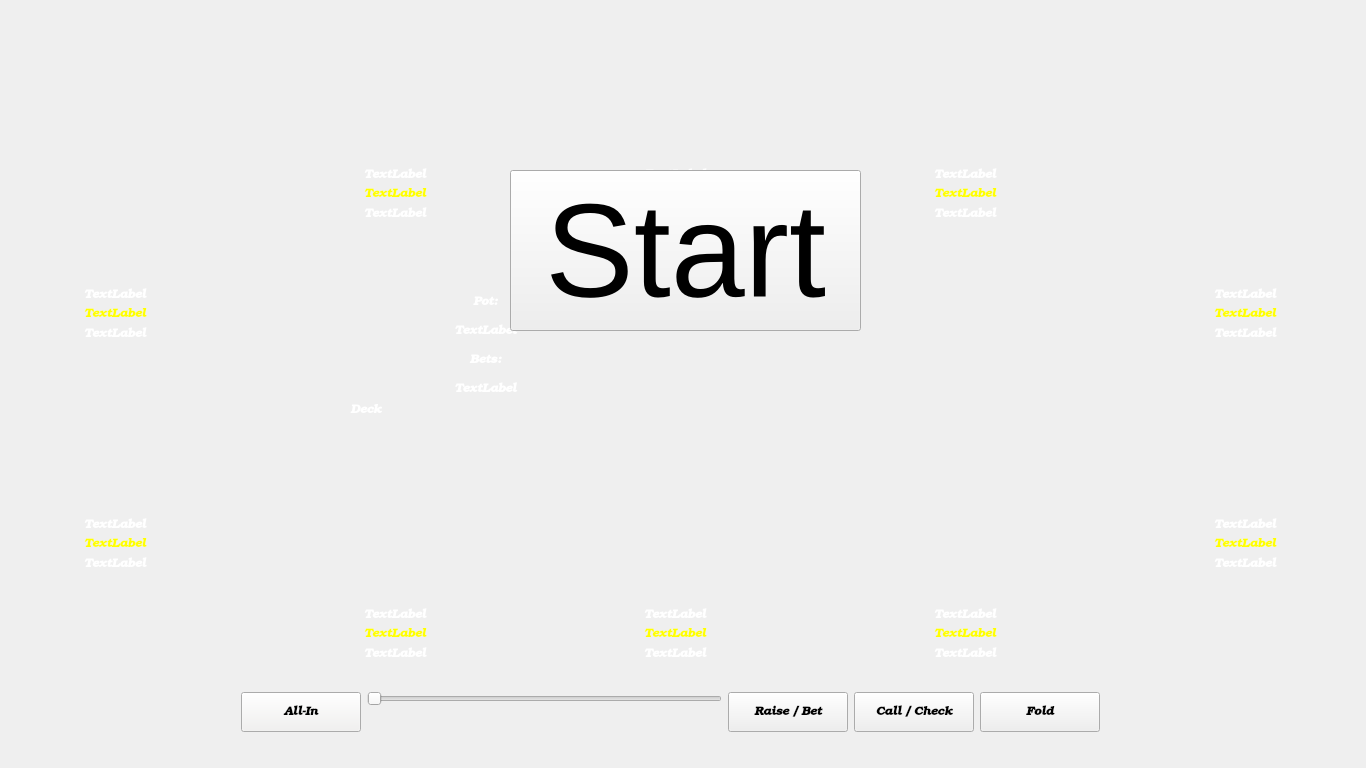
Qt form mainwindow.ui (maxkolotilin/Holding-cards) before a commit.
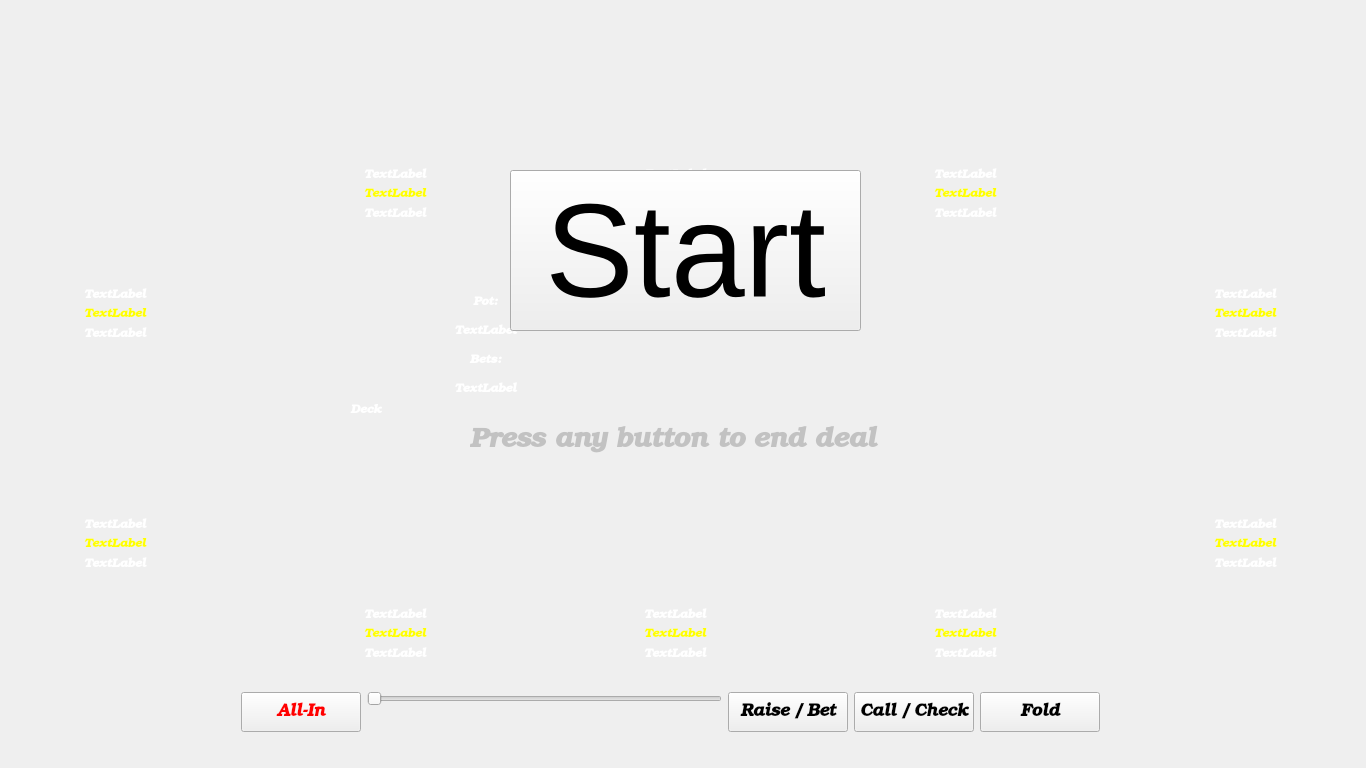
The same form after that commit.

```diff
--- a/mainwindow.ui
+++ b/mainwindow.ui
@@ -2319,88 +2319,88 @@
         <property name="palette">
          <palette>
           <active>
-           <colorrole role="Button">
+           <colorrole role="WindowText">
             <brush brushstyle="SolidPattern">
-             <color alpha="0">
-              <red>242</red>
-              <green>241</green>
-              <blue>240</blue>
+             <color alpha="255">
+              <red>255</red>
+              <green>0</green>
+              <blue>0</blue>
              </color>
             </brush>
            </colorrole>
-           <colorrole role="Light">
+           <colorrole role="Text">
             <brush brushstyle="SolidPattern">
-             <color alpha="0">
+             <color alpha="255">
               <red>255</red>
-              <green>255</green>
-              <blue>255</blue>
+              <green>0</green>
+              <blue>0</blue>
              </color>
             </brush>
            </colorrole>
-           <colorrole role="Highlight">
+           <colorrole role="ButtonText">
             <brush brushstyle="SolidPattern">
              <color alpha="255">
-              <red>240</red>
-              <green>119</green>
-              <blue>70</blue>
+              <red>255</red>
+              <green>0</green>
+              <blue>0</blue>
              </color>
             </brush>
            </colorrole>
           </active>
           <inactive>
-           <colorrole role="Button">
+           <colorrole role="WindowText">
             <brush brushstyle="SolidPattern">
-             <color alpha="0">
-              <red>242</red>
-              <green>241</green>
-              <blue>240</blue>
+             <color alpha="255">
+              <red>255</red>
+              <green>0</green>
+              <blue>0</blue>
              </color>
             </brush>
            </colorrole>
-           <colorrole role="Light">
+           <colorrole role="Text">
             <brush brushstyle="SolidPattern">
-             <color alpha="0">
+             <color alpha="255">
               <red>255</red>
-              <green>255</green>
-              <blue>255</blue>
+              <green>0</green>
+              <blue>0</blue>
              </color>
             </brush>
            </colorrole>
-           <colorrole role="Highlight">
+           <colorrole role="ButtonText">
             <brush brushstyle="SolidPattern">
              <color alpha="255">
-              <red>240</red>
-              <green>119</green>
-              <blue>70</blue>
+              <red>255</red>
+              <green>0</green>
+              <blue>0</blue>
              </color>
             </brush>
            </colorrole>
           </inactive>
           <disabled>
-           <colorrole role="Button">
+           <colorrole role="WindowText">
             <brush brushstyle="SolidPattern">
-             <color alpha="0">
-              <red>242</red>
-              <green>241</green>
-              <blue>240</blue>
+             <color alpha="255">
+              <red>159</red>
+              <green>158</green>
+              <blue>158</blue>
              </color>
             </brush>
            </colorrole>
-           <colorrole role="Light">
+           <colorrole role="Text">
             <brush brushstyle="SolidPattern">
-             <color alpha="0">
-              <red>255</red>
-              <green>255</green>
-              <blue>255</blue>
+             <color alpha="255">
+              <red>159</red>
+              <green>158</green>
+              <blue>158</blue>
              </color>
             </brush>
            </colorrole>
-           <colorrole role="Highlight">
+           <colorrole role="ButtonText">
             <brush brushstyle="SolidPattern">
              <color alpha="255">
-              <red>240</red>
-              <green>240</green>
-              <blue>240</blue>
+              <red>159</red>
+              <green>158</green>
+              <blue>158</blue>
              </color>
             </brush>
            </colorrole>
@@ -2410,6 +2410,7 @@
         <property name="font">
          <font>
           <family>URW Bookman L</family>
+          <pointsize>13</pointsize>
           <weight>75</weight>
           <italic>true</italic>
           <bold>true</bold>
@@ -2518,6 +2519,7 @@
         <property name="font">
          <font>
           <family>URW Bookman L</family>
+          <pointsize>13</pointsize>
           <weight>75</weight>
           <italic>true</italic>
           <bold>true</bold>
@@ -2539,6 +2541,7 @@
         <property name="font">
          <font>
           <family>URW Bookman L</family>
+          <pointsize>13</pointsize>
           <weight>75</weight>
           <italic>true</italic>
           <bold>true</bold>
@@ -2560,6 +2563,7 @@
         <property name="font">
          <font>
           <family>URW Bookman L</family>
+          <pointsize>13</pointsize>
           <weight>75</weight>
           <italic>true</italic>
           <bold>true</bold>
@@ -2579,7 +2583,7 @@
       <x>290</x>
       <y>250</y>
       <width>781</width>
-      <height>201</height>
+      <height>181</height>
      </rect>
     </property>
     <widget class="QWidget" name="verticalLayoutWidget">
@@ -3293,6 +3297,65 @@
      <string>Start</string>
     </property>
    </widget>
+   <widget class="QLabel" name="label_help_text">
+    <property name="geometry">
+     <rect>
+      <x>470</x>
+      <y>420</y>
+      <width>421</width>
+      <height>41</height>
+     </rect>
+    </property>
+    <property name="palette">
+     <palette>
+      <active>
+       <colorrole role="WindowText">
+        <brush brushstyle="SolidPattern">
+         <color alpha="255">
+          <red>194</red>
+          <green>194</green>
+          <blue>194</blue>
+         </color>
+        </brush>
+       </colorrole>
+      </active>
+      <inactive>
+       <colorrole role="WindowText">
+        <brush brushstyle="SolidPattern">
+         <color alpha="255">
+          <red>194</red>
+          <green>194</green>
+          <blue>194</blue>
+         </color>
+        </brush>
+       </colorrole>
+      </inactive>
+      <disabled>
+       <colorrole role="WindowText">
+        <brush brushstyle="SolidPattern">
+         <color alpha="255">
+          <red>159</red>
+          <green>158</green>
+          <blue>158</blue>
+         </color>
+        </brush>
+       </colorrole>
+      </disabled>
+     </palette>
+    </property>
+    <property name="font">
+     <font>
+      <family>URW Bookman L</family>
+      <pointsize>20</pointsize>
+      <weight>75</weight>
+      <italic>true</italic>
+      <bold>true</bold>
+     </font>
+    </property>
+    <property name="text">
+     <string>Press any button to end deal</string>
+    </property>
+   </widget>
   </widget>
  </widget>
  <layoutdefault spacing="6" margin="11"/>
```
